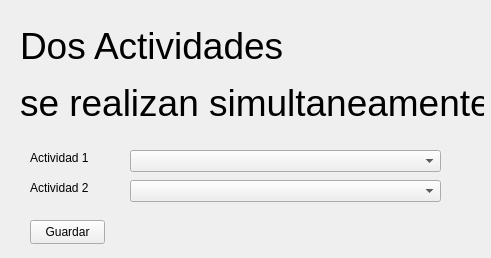
nestorgranado/URJC-TFG-Aplicacion-para-la-gestion-de-horarios-y-examenes-en-la-universidad, file Aplicacion/interfaces/Ui/startSameDay.ui: the form before one commit.
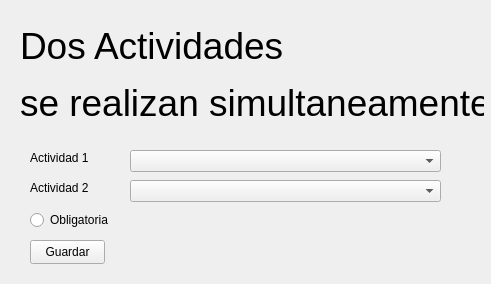
The form after the commit.

```diff
--- a/Aplicacion/interfaces/Ui/startSameDay.ui
+++ b/Aplicacion/interfaces/Ui/startSameDay.ui
@@ -7,7 +7,7 @@
     <x>0</x>
     <y>0</y>
     <width>491</width>
-    <height>258</height>
+    <height>284</height>
    </rect>
   </property>
   <property name="windowTitle">
@@ -63,7 +63,7 @@
    <property name="geometry">
     <rect>
      <x>30</x>
-     <y>220</y>
+     <y>240</y>
      <width>75</width>
      <height>24</height>
     </rect>
@@ -108,6 +108,19 @@
     </item>
    </layout>
   </widget>
+  <widget class="QRadioButton" name="obligatoria">
+   <property name="geometry">
+    <rect>
+     <x>30</x>
+     <y>210</y>
+     <width>92</width>
+     <height>20</height>
+    </rect>
+   </property>
+   <property name="text">
+    <string>Obligatoria</string>
+   </property>
+  </widget>
  </widget>
  <resources/>
  <connections/>
```
